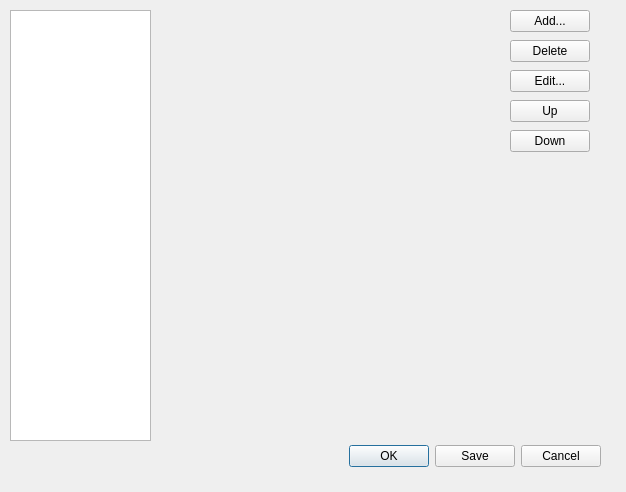
Qt form plugins/metaEditor/metaEditorSupport/migrationManager.ui (Ashatta/qreal) before a commit.
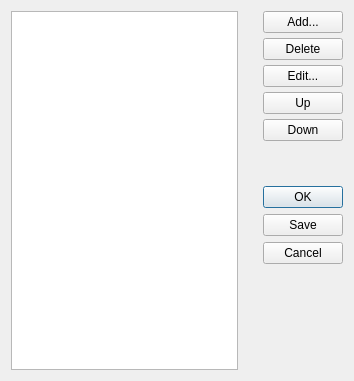
The same form after that commit.

Commit message: migration manager ui fix

Patch:
```diff
--- a/plugins/metaEditor/metaEditorSupport/migrationManager.ui
+++ b/plugins/metaEditor/metaEditorSupport/migrationManager.ui
@@ -6,104 +6,105 @@
    <rect>
     <x>0</x>
     <y>0</y>
-    <width>626</width>
-    <height>492</height>
+    <width>354</width>
+    <height>381</height>
    </rect>
   </property>
   <property name="windowTitle">
    <string>Dialog</string>
   </property>
-  <widget class="QDialogButtonBox" name="buttonBox">
-   <property name="geometry">
-    <rect>
-     <x>260</x>
-     <y>440</y>
-     <width>341</width>
-     <height>32</height>
-    </rect>
+  <layout class="QHBoxLayout" name="horizontalLayout">
+   <property name="spacing">
+    <number>25</number>
    </property>
-   <property name="orientation">
-    <enum>Qt::Horizontal</enum>
-   </property>
-   <property name="standardButtons">
-    <set>QDialogButtonBox::Cancel|QDialogButtonBox::Ok|QDialogButtonBox::Save</set>
-   </property>
-  </widget>
-  <widget class="QListWidget" name="migrationsList">
-   <property name="geometry">
-    <rect>
-     <x>10</x>
-     <y>10</y>
-     <width>141</width>
-     <height>431</height>
-    </rect>
-   </property>
-  </widget>
+   <item>
+    <widget class="QListWidget" name="migrationsList"/>
+   </item>
+   <item>
+    <layout class="QVBoxLayout" name="verticalLayout">
+     <property name="spacing">
+      <number>5</number>
+     </property>
+     <item>
   <widget class="QPushButton" name="addButton">
-   <property name="geometry">
-    <rect>
-     <x>510</x>
-     <y>10</y>
-     <width>80</width>
-     <height>22</height>
-    </rect>
-   </property>
    <property name="text">
     <string>Add...</string>
    </property>
   </widget>
+     </item>
+     <item>
   <widget class="QPushButton" name="deleteButton">
-   <property name="geometry">
-    <rect>
-     <x>510</x>
-     <y>40</y>
-     <width>80</width>
-     <height>22</height>
-    </rect>
-   </property>
    <property name="text">
     <string>Delete</string>
    </property>
   </widget>
+     </item>
+     <item>
   <widget class="QPushButton" name="editButton">
-   <property name="geometry">
-    <rect>
-     <x>510</x>
-     <y>70</y>
-     <width>80</width>
-     <height>22</height>
-    </rect>
-   </property>
    <property name="text">
     <string>Edit...</string>
    </property>
   </widget>
+     </item>
+     <item>
   <widget class="QPushButton" name="upButton">
-   <property name="geometry">
-    <rect>
-     <x>510</x>
-     <y>100</y>
-     <width>80</width>
-     <height>22</height>
-    </rect>
-   </property>
    <property name="text">
     <string>Up</string>
    </property>
   </widget>
+     </item>
+     <item>
   <widget class="QPushButton" name="downButton">
-   <property name="geometry">
-    <rect>
-     <x>510</x>
-     <y>130</y>
-     <width>80</width>
-     <height>22</height>
-    </rect>
-   </property>
    <property name="text">
     <string>Down</string>
    </property>
   </widget>
+     </item>
+     <item>
+      <spacer name="verticalSpacer">
+       <property name="orientation">
+        <enum>Qt::Vertical</enum>
+       </property>
+       <property name="sizeType">
+        <enum>QSizePolicy::Minimum</enum>
+       </property>
+       <property name="sizeHint" stdset="0">
+        <size>
+         <width>20</width>
+         <height>40</height>
+        </size>
+       </property>
+      </spacer>
+     </item>
+     <item>
+      <widget class="QDialogButtonBox" name="buttonBox">
+       <property name="orientation">
+        <enum>Qt::Vertical</enum>
+       </property>
+       <property name="standardButtons">
+        <set>QDialogButtonBox::Cancel|QDialogButtonBox::Ok|QDialogButtonBox::Save</set>
+       </property>
+      </widget>
+     </item>
+     <item>
+      <spacer name="verticalSpacer_2">
+       <property name="orientation">
+        <enum>Qt::Vertical</enum>
+       </property>
+       <property name="sizeType">
+        <enum>QSizePolicy::Expanding</enum>
+       </property>
+       <property name="sizeHint" stdset="0">
+        <size>
+         <width>20</width>
+         <height>40</height>
+        </size>
+       </property>
+      </spacer>
+     </item>
+    </layout>
+   </item>
+  </layout>
  </widget>
  <resources/>
  <connections>
```
Left out of the diff: 2 changed lines with no effect on the pictures. Lines whose indentation alone changed are shown as unchanged. The commit also changes 1 other file.
